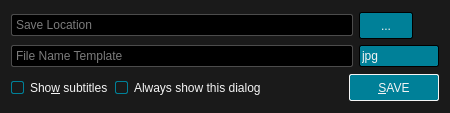
The window that src/ui/screenshotdialog.ui (u8sand/Baka-MPlayer) describes before a commit, drawn with Qt 5.
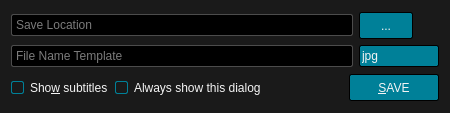
The same window after the commit. Icons and pictures are not drawn.

Commit message: Tweaked a lot of colors QPushButton, seekbar, etc

Patch:
```diff
--- a/src/ui/screenshotdialog.ui
+++ b/src/ui/screenshotdialog.ui
@@ -80,7 +80,7 @@
     min-width: 76px;
 	min-height: 17px;
 }
-QPushButton:default {
+QPushButton:focus {
 	border: 1px solid whitesmoke;
 }
 QPushButton:pressed {
@@ -88,7 +88,7 @@
 }
 QPushButton:disabled {
 	background: black;
-	border: 1px solid #008098;
+	border: 1px solid #4C4C4C;
     color: #B8B8B8;
 }</string>
   </property>
```
Left out of the diff: 4 changed lines with no effect on the pictures. The commit also changes 8 other files.
